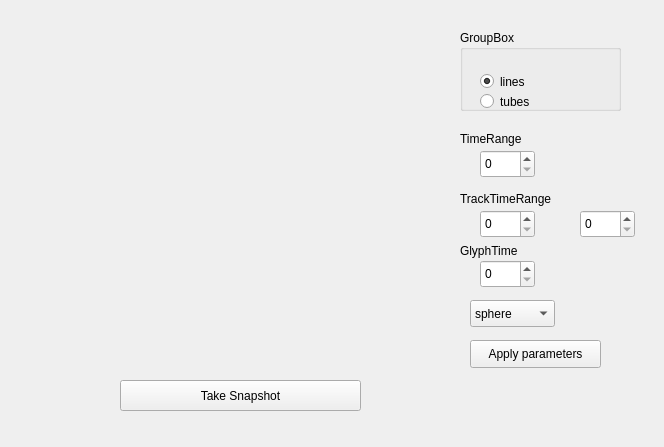
Old version of the form src/DesignerTrackWidget.ui in the repository NicolasRannou/TrackVisualization.
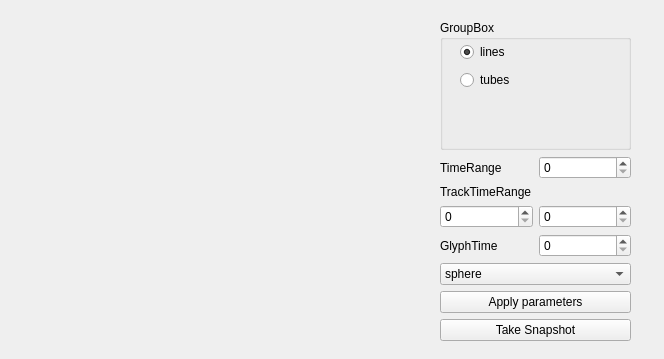
New version of the form. Custom widgets are drawn as their Qt base class.

Commit message: ADD: new parameters stored in the widget to be able to plot the 3D tracks alone

Patch:
```diff
--- a/src/DesignerTrackWidget.ui
+++ b/src/DesignerTrackWidget.ui
@@ -7,7 +7,7 @@
     <x>0</x>
     <y>0</y>
     <width>664</width>
-    <height>447</height>
+    <height>359</height>
    </rect>
   </property>
   <property name="windowTitle">
@@ -16,34 +16,40 @@
   <widget class="QVTKWidget" name="visualizationBox" native="true">
    <property name="geometry">
     <rect>
-     <x>70</x>
+     <x>50</x>
      <y>30</y>
      <width>351</width>
-     <height>271</height>
+     <height>301</height>
     </rect>
    </property>
   </widget>
+  <widget class="QWidget" name="">
+   <property name="geometry">
+    <rect>
+     <x>440</x>
+     <y>20</y>
+     <width>191</width>
+     <height>321</height>
+    </rect>
+   </property>
+   <layout class="QVBoxLayout" name="verticalLayout_3">
+    <item>
   <widget class="QGroupBox" name="groupBox">
-   <property name="geometry">
-    <rect>
-     <x>460</x>
-     <y>30</y>
-     <width>161</width>
-     <height>81</height>
-    </rect>
-   </property>
    <property name="title">
     <string>GroupBox</string>
    </property>
+      <widget class="QWidget" name="">
+       <property name="geometry">
+        <rect>
+         <x>20</x>
+         <y>20</y>
+         <width>121</width>
+         <height>54</height>
+        </rect>
+       </property>
+       <layout class="QVBoxLayout" name="verticalLayout">
+        <item>
    <widget class="QRadioButton" name="lines">
-    <property name="geometry">
-     <rect>
-      <x>20</x>
-      <y>40</y>
-      <width>108</width>
-      <height>23</height>
-     </rect>
-    </property>
     <property name="text">
      <string>lines</string>
     </property>
@@ -51,121 +57,83 @@
      <bool>true</bool>
     </property>
    </widget>
+        </item>
+        <item>
    <widget class="QRadioButton" name="tubes">
-    <property name="geometry">
-     <rect>
-      <x>20</x>
-      <y>60</y>
-      <width>108</width>
-      <height>23</height>
-     </rect>
-    </property>
     <property name="text">
      <string>tubes</string>
     </property>
    </widget>
-  </widget>
-  <widget class="QSpinBox" name="totalTimeRange">
-   <property name="geometry">
-    <rect>
-     <x>480</x>
-     <y>150</y>
-     <width>55</width>
-     <height>28</height>
-    </rect>
-   </property>
-  </widget>
+        </item>
+       </layout>
+      </widget>
+     </widget>
+    </item>
+    <item>
+     <layout class="QVBoxLayout" name="verticalLayout_2">
+      <item>
+       <layout class="QHBoxLayout" name="horizontalLayout">
+        <item>
   <widget class="QLabel" name="label">
-   <property name="geometry">
-    <rect>
-     <x>460</x>
-     <y>130</y>
-     <width>101</width>
-     <height>18</height>
-    </rect>
-   </property>
    <property name="text">
     <string>TimeRange</string>
    </property>
   </widget>
-  <widget class="QLabel" name="label_2">
-   <property name="geometry">
-    <rect>
-     <x>460</x>
-     <y>240</y>
-     <width>91</width>
-     <height>21</height>
-    </rect>
-   </property>
-   <property name="text">
-    <string>GlyphTime</string>
-   </property>
-  </widget>
+        </item>
+        <item>
+         <widget class="QSpinBox" name="totalTimeRange">
+          <property name="maximum">
+           <number>999</number>
+          </property>
+         </widget>
+        </item>
+       </layout>
+      </item>
+      <item>
+       <layout class="QGridLayout" name="gridLayout">
+        <item row="0" column="0" colspan="2">
   <widget class="QLabel" name="label_3">
-   <property name="geometry">
-    <rect>
-     <x>460</x>
-     <y>190</y>
-     <width>121</width>
-     <height>18</height>
-    </rect>
-   </property>
    <property name="text">
     <string>TrackTimeRange</string>
    </property>
   </widget>
+        </item>
+        <item row="1" column="0">
   <widget class="QSpinBox" name="begin">
-   <property name="geometry">
-    <rect>
-     <x>480</x>
-     <y>210</y>
-     <width>55</width>
-     <height>28</height>
-    </rect>
-   </property>
-  </widget>
+          <property name="maximum">
+           <number>999</number>
+          </property>
+         </widget>
+        </item>
+        <item row="1" column="1">
   <widget class="QSpinBox" name="end">
-   <property name="geometry">
-    <rect>
-     <x>580</x>
-     <y>210</y>
-     <width>55</width>
-     <height>28</height>
-    </rect>
-   </property>
-  </widget>
+          <property name="maximum">
+           <number>999</number>
+          </property>
+         </widget>
+        </item>
+       </layout>
+      </item>
+      <item>
+       <layout class="QHBoxLayout" name="horizontalLayout_2">
+        <item>
+         <widget class="QLabel" name="label_2">
+          <property name="text">
+           <string>GlyphTime</string>
+          </property>
+         </widget>
+        </item>
+        <item>
   <widget class="QSpinBox" name="glyphTime">
-   <property name="geometry">
-    <rect>
-     <x>480</x>
-     <y>260</y>
-     <width>55</width>
-     <height>28</height>
-    </rect>
-   </property>
-  </widget>
-  <widget class="QPushButton" name="apply">
-   <property name="geometry">
-    <rect>
-     <x>470</x>
-     <y>340</y>
-     <width>131</width>
-     <height>28</height>
-    </rect>
-   </property>
-   <property name="text">
-    <string>Apply parameters</string>
-   </property>
-  </widget>
+          <property name="maximum">
+           <number>999</number>
+          </property>
+         </widget>
+        </item>
+       </layout>
+      </item>
+      <item>
   <widget class="QComboBox" name="glyphShape">
-   <property name="geometry">
-    <rect>
-     <x>470</x>
-     <y>300</y>
-     <width>85</width>
-     <height>27</height>
-    </rect>
-   </property>
    <item>
     <property name="text">
      <string>sphere</string>
@@ -177,18 +145,24 @@
     </property>
    </item>
   </widget>
+      </item>
+      <item>
+       <widget class="QPushButton" name="apply">
+        <property name="text">
+         <string>Apply parameters</string>
+        </property>
+       </widget>
+      </item>
+      <item>
   <widget class="QPushButton" name="snapshot">
-   <property name="geometry">
-    <rect>
-     <x>120</x>
-     <y>380</y>
-     <width>241</width>
-     <height>31</height>
-    </rect>
-   </property>
    <property name="text">
     <string>Take Snapshot</string>
    </property>
+       </widget>
+      </item>
+     </layout>
+    </item>
+   </layout>
   </widget>
  </widget>
  <customwidgets>
```
Lines whose indentation alone changed are shown as unchanged. The commit also changes 4 other files.
